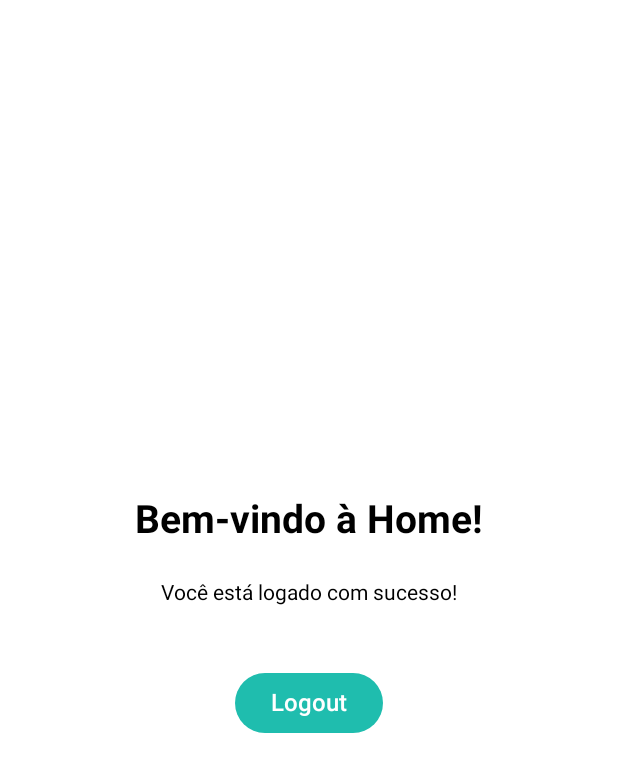
After one commit to LucianoBruno1/Travel-Diary-pdmv, an Android app built with Jetpack Compose: the HomeScreen screen opened through its navigation route, on a phone screen of 412 x 824 dp. The commit adds this screen. Shown: the top 772 px of the screen. Run offline under Robolectric (Android 15) with nearby library versions, the phone set to English and light mode, and no system bars.

Commit message:
criacao splash e logica de login conectada a api

```diff
--- a/app/build.gradle.kts
+++ b/app/build.gradle.kts
@@ -44,8 +44,14 @@ dependencies {
     implementation(libs.maps.compose)
     implementation(libs.coil.compose)
     implementation(libs.navigation.compose)
+    implementation(libs.coil.network.okhttp)
     implementation(libs.kotlin.serialization)
 
+    implementation(platform(libs.ktor.bom))
+    implementation(libs.bundles.ktor.client)
+
+    implementation(libs.zxing)
+    implementation(libs.zxing.android.embedded)
 
     implementation(libs.androidx.core.ktx)
     implementation(libs.androidx.lifecycle.runtime.ktx)
--- a/app/src/main/AndroidManifest.xml
+++ b/app/src/main/AndroidManifest.xml
@@ -13,6 +13,7 @@
         android:roundIcon="@mipmap/ic_launcher_round"
         android:supportsRtl="true"
         android:theme="@style/Theme.TravelDiaryPDMV"
+        android:networkSecurityConfig="@xml/network_security_config"
         tools:targetApi="31">
         <activity
             android:name=".MainActivity"
--- a/app/src/main/java/com/ifpe/traveldiarypdmv/MainActivity.kt
+++ b/app/src/main/java/com/ifpe/traveldiarypdmv/MainActivity.kt
@@ -4,23 +4,70 @@ import android.os.Bundle
 import androidx.activity.ComponentActivity
 import androidx.activity.compose.setContent
 import androidx.activity.enableEdgeToEdge
-import androidx.compose.foundation.layout.fillMaxSize
-import androidx.compose.foundation.layout.padding
-import androidx.compose.material3.Scaffold
-import androidx.compose.material3.Text
-import androidx.compose.runtime.Composable
-import androidx.compose.ui.Modifier
-import androidx.compose.ui.tooling.preview.Preview
+import androidx.activity.viewModels
+import androidx.compose.runtime.getValue
+import androidx.lifecycle.compose.collectAsStateWithLifecycle
+import androidx.navigation.compose.NavHost
+import androidx.navigation.compose.composable
+import androidx.navigation.compose.rememberNavController
+import com.ifpe.traveldiarypdmv.ui.route.Home
+import com.ifpe.traveldiarypdmv.ui.route.Login
+import com.ifpe.traveldiarypdmv.ui.route.Splash
+import com.ifpe.traveldiarypdmv.ui.screen.home.HomeScreen
 import com.ifpe.traveldiarypdmv.ui.screen.login.LoginScreen
+import com.ifpe.traveldiarypdmv.ui.screen.login.LoginViewModel
+import com.ifpe.traveldiarypdmv.ui.screen.splash.SplashScreen
 import com.ifpe.traveldiarypdmv.ui.theme.TravelDiaryPDMVTheme
 
 class MainActivity : ComponentActivity() {
+    private val viewModel: LoginViewModel by viewModels()
+
     override fun onCreate(savedInstanceState: Bundle?) {
         super.onCreate(savedInstanceState)
         enableEdgeToEdge()
         setContent {
             TravelDiaryPDMVTheme {
-                LoginScreen()
+                val navController = rememberNavController()
+
+
+                NavHost(
+                    navController = navController,
+                    startDestination = Splash
+                ) {
+                    // Splash Screen
+                    composable<Splash> {
+                        SplashScreen(
+                            onNavigateToLogin = {
+                                navController.navigate(Login)
+                            }
+                        )
+                    }
+
+                    // Login Screen
+                    composable<Login> {
+                        LoginScreen(
+                            viewModel = viewModel,
+                            onNavigateToHome = {
+                                navController.navigate(Home)
+                            }
+                        )
+                    }
+
+                    // Tela Home
+                    composable<Home> {
+                        HomeScreen(
+                            onLogout = {
+                                navController.navigate(Login) {
+                                    popUpTo(Splash) {
+                                        inclusive = true
+                                    } // Redefine o back stack para ir de volta à Splash
+                                }
+                            }
+                        )
+                    }
+
+
+                }
             }
         }
     }
--- a/app/src/main/java/com/ifpe/traveldiarypdmv/ui/component/button/TravelDiaryButton.kt
+++ b/app/src/main/java/com/ifpe/traveldiarypdmv/ui/component/button/TravelDiaryButton.kt
@@ -31,7 +31,8 @@ fun TravelDiaryButton(
     @DrawableRes iconRes: Int? = null,
     onClick: () -> Unit,
     containerColor: Color = GreenBase, // Adiciona um parâmetro para a cor do botão
-    contentColor: Color = Color.White // Adiciona um parâmetro para a cor do conteúdo (texto/ícone)
+    contentColor: Color = Color.White, // Adiciona um parâmetro para a cor do conteúdo (texto/ícone)
+    enabled: Boolean = true // Parâmetro que controla se o botão está habilitado
 ) {
     Button(
         modifier = modifier.heightIn(min = 46.dp),
@@ -41,7 +42,8 @@ fun TravelDiaryButton(
             containerColor = containerColor,
             contentColor = contentColor
         ),
-        onClick = onClick
+        onClick = onClick,
+        enabled = enabled // Controle de habilitação do botão
     ) {
         Row(
             verticalAlignment = Alignment.CenterVertically,
--- /dev/null
+++ b/app/src/main/java/com/ifpe/traveldiarypdmv/ui/route/UIRoutes.kt
@@ -0,0 +1,12 @@
+package com.ifpe.traveldiarypdmv.ui.route
+
+import kotlinx.serialization.Serializable
+
+@Serializable
+data object Splash
+
+@Serializable
+data object Login
+
+@Serializable
+data object Home
--- /dev/null
+++ b/app/src/main/java/com/ifpe/traveldiarypdmv/ui/screen/home/HomeScreen.kt
@@ -0,0 +1,50 @@
+package com.ifpe.traveldiarypdmv.ui.screen.home
+
+import androidx.compose.foundation.background
+import androidx.compose.foundation.layout.Arrangement
+import androidx.compose.foundation.layout.Column
+import androidx.compose.foundation.layout.Spacer
+import androidx.compose.foundation.layout.fillMaxSize
+import androidx.compose.foundation.layout.height
+import androidx.compose.foundation.layout.padding
+import androidx.compose.material3.Button
+import androidx.compose.material3.Text
+import androidx.compose.runtime.Composable
+import androidx.compose.ui.Alignment
+import androidx.compose.ui.Modifier
+import androidx.compose.ui.graphics.Color
+import androidx.compose.ui.unit.dp
+import androidx.compose.ui.unit.sp
+import com.ifpe.traveldiarypdmv.ui.theme.Typography
+
+@Composable
+fun HomeScreen(
+    modifier: Modifier = Modifier,
+    onLogout: () -> Unit // Função para simular o logout
+) {
+    Column(
+        modifier = modifier
+            .fillMaxSize()
+            .background(Color.White),
+        horizontalAlignment = Alignment.CenterHorizontally,
+        verticalArrangement = Arrangement.Center
+    ) {
+        Text(
+            text = "Bem-vindo à Home!",
+            style = Typography.headlineLarge.copy(fontSize = 26.sp),
+            modifier = Modifier.padding(bottom = 25.dp)
+        )
+
+        Text(
+            text = "Você está logado com sucesso!",
+            style = Typography.bodyMedium,
+            modifier = Modifier.padding(bottom = 25.dp)
+        )
+
+        Spacer(modifier = Modifier.height(16.dp))
+
+        Button(onClick = { onLogout() }) {
+            Text(text = "Logout", fontSize = 16.sp)
+        }
+    }
+}
--- /dev/null
+++ b/app/src/main/java/com/ifpe/traveldiarypdmv/ui/screen/login/LoginUiEvent.kt
@@ -0,0 +1,6 @@
+package com.ifpe.traveldiarypdmv.ui.screen.login
+
+sealed class LoginUiEvent {
+    data class OnLoginClicked(val email: String, val password: String) : LoginUiEvent()
+    object OnResetError : LoginUiEvent()
+}
--- /dev/null
+++ b/app/src/main/java/com/ifpe/traveldiarypdmv/ui/screen/splash/SplashScreen.kt
@@ -0,0 +1,59 @@
+package com.ifpe.traveldiarypdmv.ui.screen.splash
+
+import androidx.compose.foundation.Image
+import androidx.compose.foundation.background
+import androidx.compose.foundation.layout.Box
+import androidx.compose.foundation.layout.fillMaxSize
+import androidx.compose.foundation.layout.padding
+import androidx.compose.material3.Text
+import androidx.compose.runtime.Composable
+import androidx.compose.runtime.LaunchedEffect
+import androidx.compose.ui.Alignment
+import androidx.compose.ui.Modifier
+import androidx.compose.ui.res.painterResource
+import androidx.compose.ui.tooling.preview.Preview
+import androidx.compose.ui.unit.dp
+import androidx.compose.ui.unit.sp
+import com.ifpe.traveldiarypdmv.R
+import com.ifpe.traveldiarypdmv.ui.theme.GreenLight
+import com.ifpe.traveldiarypdmv.ui.theme.Typography
+import kotlinx.coroutines.delay
+
+@Composable
+fun SplashScreen(modifier: Modifier = Modifier, onNavigateToLogin: () -> Unit) {
+    LaunchedEffect(key1 = Unit) {
+        delay(3_000)
+        onNavigateToLogin()
+    }
+
+    Box(
+        modifier = modifier
+            .background(GreenLight)
+            .fillMaxSize(),
+    ) {
+        Text(
+            text = "Travel Diary",
+            style = Typography.headlineLarge.copy(fontSize = 26.sp),
+            modifier = Modifier
+                .padding(bottom = 25.dp)
+                .align(Alignment.Center),
+
+        )
+//        Image(
+//            modifier = Modifier.align(Alignment.Center),
+//            painter = painterResource(id = R.drawable.img_logo_logo_logo_text),
+//            contentDescription = "Imagem Logo"
+//        )
+//        Image(
+//            modifier = Modifier.align(Alignment.BottomCenter),
+//            painter = painterResource(id = R.drawable.bg_splash_screen),
+//            contentDescription = "Imagem Background"
+//        )
+    }
+}
+
+@Preview
+@Composable
+private fun SplashScreenPreview() {
+    SplashScreen(onNavigateToLogin = {})
+}
```
Also changed, not shown: app/src/main/java/com/ifpe/traveldiarypdmv/core/network/KtorHttpClient.kt (added, +40 -0 lines), app/src/main/java/com/ifpe/traveldiarypdmv/core/network/TravelDiaryRemoteDataSource.kt (added, +29 -0 lines), app/src/main/java/com/ifpe/traveldiarypdmv/data/model/LoginRequest.kt (added, +9 -0 lines), app/src/main/java/com/ifpe/traveldiarypdmv/data/model/LoginResponse.kt (added, +10 -0 lines), app/src/main/java/com/ifpe/traveldiarypdmv/data/model/User.kt (added, +10 -0 lines), app/src/main/java/com/ifpe/traveldiarypdmv/ui/screen/login/LoginScreen.kt (+38 -25 lines), app/src/main/java/com/ifpe/traveldiarypdmv/ui/screen/login/LoginUiState.kt (added, +8 -0 lines), app/src/main/java/com/ifpe/traveldiarypdmv/ui/screen/login/LoginViewModel.kt (added, +56 -0 lines), app/src/main/res/xml/network_security_config.xml (added, +9 -0 lines), gradle/libs.versions.toml (+21 -1 lines), 1 other file.
